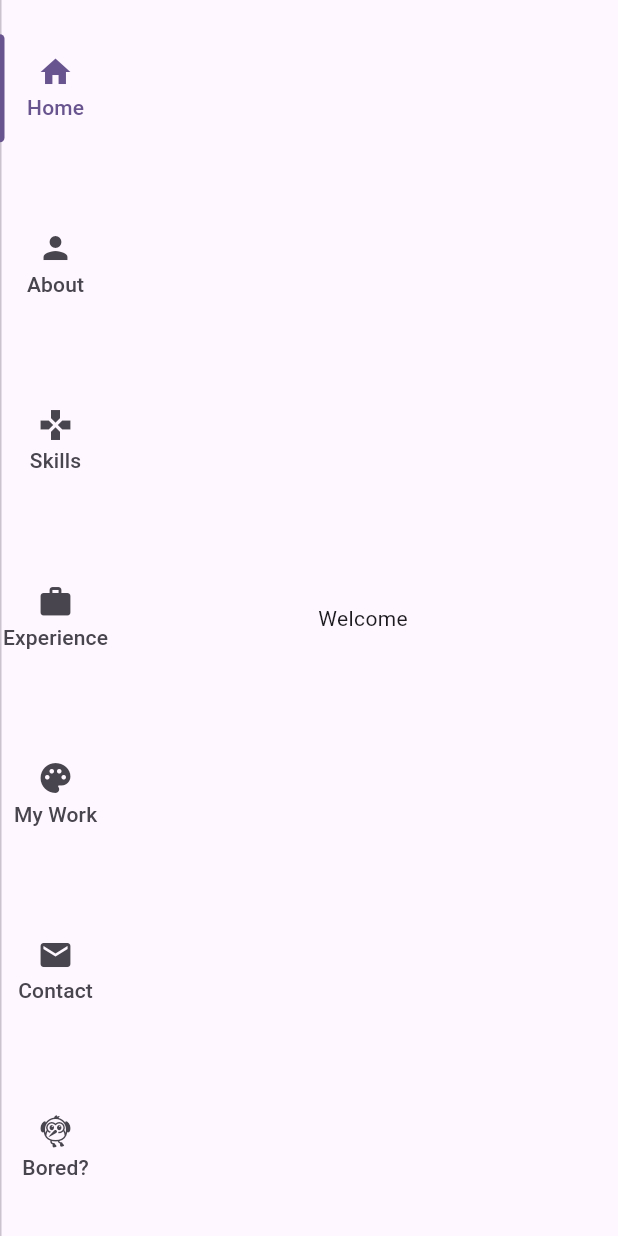
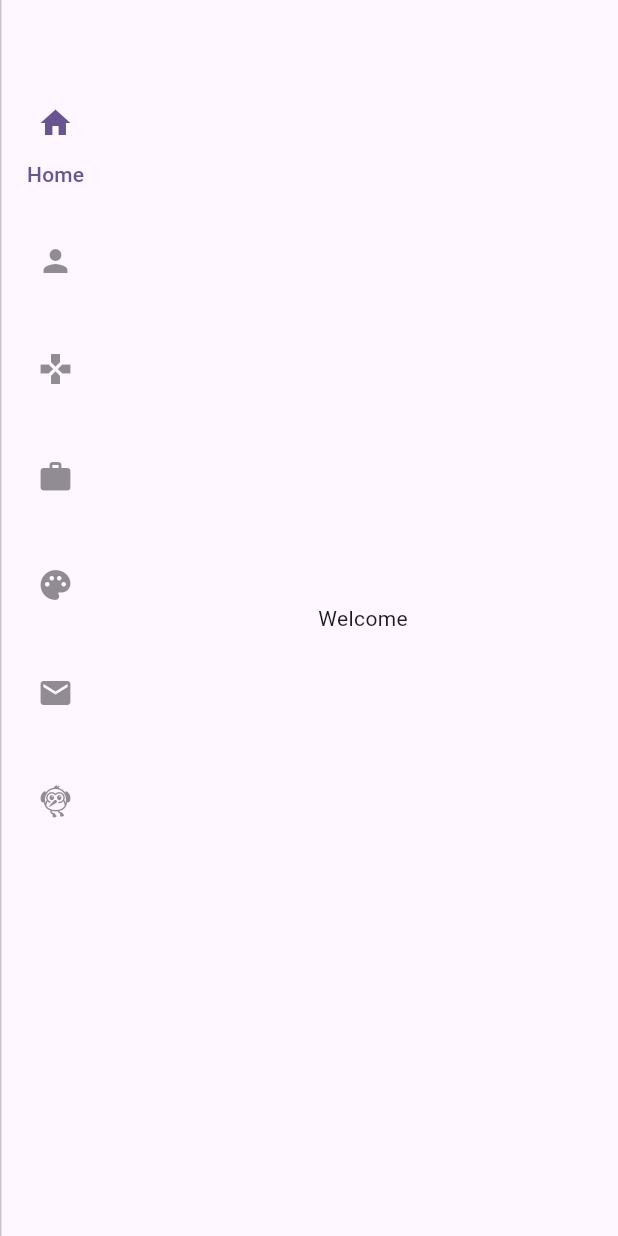
Before and after one commit to roboli/roboli-site, a Flutter app: the screen it shows after launch, on a phone screen of 412 x 824 dp. Run offline on Flutter 3.47's test engine with Material 3 defaults, Android fonts, the phone set to English and light mode, and no system bars; our stand-ins replace go_router.

Commit message:
Implement Site Tabs widget

```diff
--- a/lib/main.dart
+++ b/lib/main.dart
@@ -33,12 +33,13 @@ class _ScaffoldNavigationSideBar extends State<ScaffoldNavigationSideBar>
     super.dispose();
   }
 
-  Widget _buildTab(String name, IconData iconData) {
+  Widget _buildTab(String name, IconData iconData, int index) {
     return RotatedBox(
       quarterTurns: -1,
-      child: Tab(
+      child: _SiteTab(
         icon: Icon(iconData),
-        text: name,
+        title: Text(name),
+        isExpanded: _tabController.index == index
       ),
     );
   }
@@ -63,14 +64,17 @@ class _ScaffoldNavigationSideBar extends State<ScaffoldNavigationSideBar>
             quarterTurns: 1,
             child: TabBar(
               controller: _tabController,
+              labelPadding: EdgeInsets.zero,
+              isScrollable: true,
+              indicatorColor: Colors.transparent,
               tabs: [
-                    _buildTab('Home', Icons.home),
-                    _buildTab('About', Icons.person),
-                    _buildTab('Skills', Icons.gamepad),
-                    _buildTab('Experience', Icons.work),
-                    _buildTab('My Work', Icons.palette_rounded),
-                    _buildTab('Contact', Icons.email),
-                    _buildTab('Bored?', Icons.flutter_dash),
+                _buildTab('Home', Icons.home, 0),
+                _buildTab('About', Icons.person, 1),
+                _buildTab('Skills', Icons.gamepad, 2),
+                _buildTab('Experience', Icons.work, 3),
+                _buildTab('My Work', Icons.palette_rounded, 4),
+                _buildTab('Contact', Icons.email, 5),
+                _buildTab('Bored?', Icons.flutter_dash, 6),
               ],
               onTap: (index) {
                 widget.navigationShell.goBranch(index);
@@ -82,20 +86,17 @@ class _ScaffoldNavigationSideBar extends State<ScaffoldNavigationSideBar>
             quarterTurns: 1,
             child: TabBarView(
               controller: _tabController,
-                    children: _tabViews.map(
-                      (widget) {
+              children: _tabViews.map((widget) {
                 return RotatedBox(
                   quarterTurns: 3,
                   child: widget,
                 );
               }).toList(),
             ),
-                )
-              ),
+          )),
         ],
       ),
-        )
-      );
+    ));
   }
 }
 
@@ -183,6 +184,84 @@ final _router = GoRouter(
     ),
   ],
 );
+
+class _SiteTab extends StatefulWidget {
+  const _SiteTab({
+    required this.title,
+    required this.icon,
+    required this.isExpanded,
+  });
+
+  final Text title;
+  final Icon icon;
+  final bool isExpanded;
+
+  @override
+  _SiteTabState createState() => _SiteTabState();
+}
+
+class _SiteTabState extends State<_SiteTab>
+    with SingleTickerProviderStateMixin {
+  late Animation<double> _titleSizeAnimation;
+  late Animation<double> _titleFadeAnimation;
+  late Animation<double> _iconFadeAnimation;
+  late AnimationController _controller;
+
+  @override
+  void initState() {
+    super.initState();
+    _controller = AnimationController(
+      duration: const Duration(milliseconds: 200),
+      vsync: this,
+    );
+    _titleSizeAnimation = _controller.view;
+    _titleFadeAnimation = _controller.drive(CurveTween(curve: Curves.easeOut));
+    _iconFadeAnimation = _controller.drive(Tween<double>(begin: 0.6, end: 1));
+    if (widget.isExpanded) {
+      _controller.value = 1;
+    }
+  }
+
+  @override
+  void didUpdateWidget(_SiteTab oldWidget) {
+    super.didUpdateWidget(oldWidget);
+    if (widget.isExpanded) {
+      _controller.forward();
+    } else {
+      _controller.reverse();
+    }
+  }
+
+  @override
+  void dispose() {
+    _controller.dispose();
+    super.dispose();
+  }
+
+  @override
+  Widget build(BuildContext context) {
+    return Column(
+      children: [
+        const SizedBox(height: 18),
+        FadeTransition(
+          opacity: _iconFadeAnimation,
+          child: widget.icon,
+        ),
+        const SizedBox(height: 12),
+        FadeTransition(
+          opacity: _titleFadeAnimation,
+          child: SizeTransition(
+            axis: Axis.vertical,
+            axisAlignment: -1,
+            sizeFactor: _titleSizeAnimation,
+            child: Center(child: ExcludeSemantics(child: widget.title)),
+          ),
+        ),
+        const SizedBox(height: 18),
+      ],
+    );
+  }
+}
 
 class SiteApp extends StatelessWidget {
   const SiteApp({super.key});
```
Lines whose indentation alone changed are shown as unchanged.
